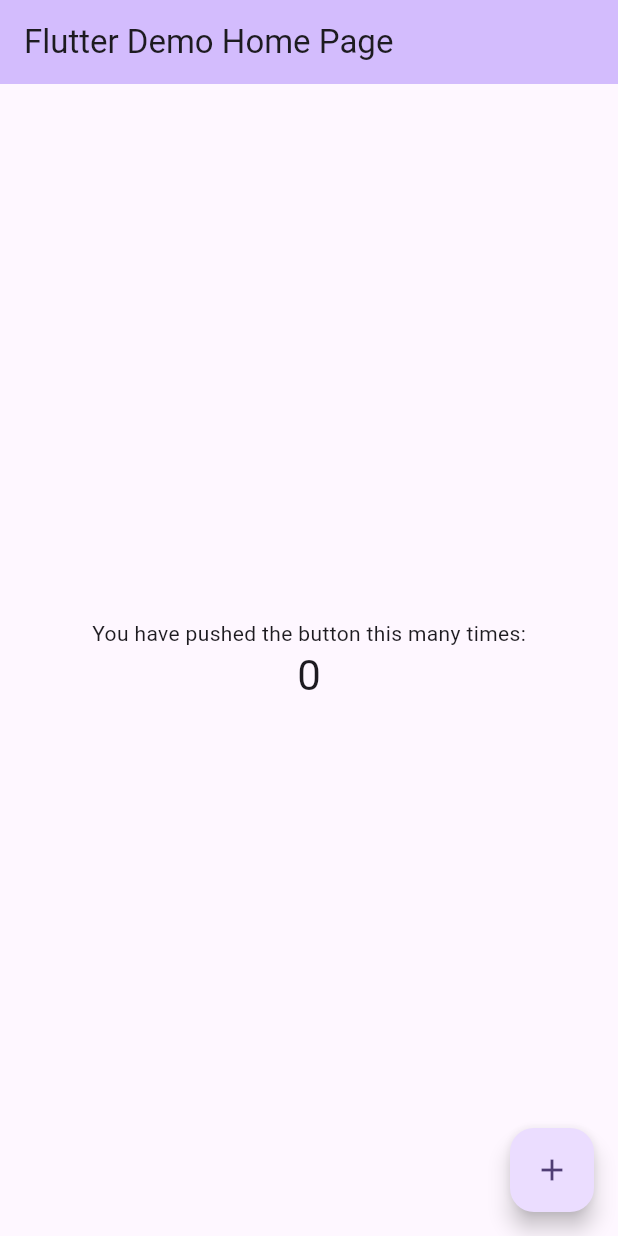
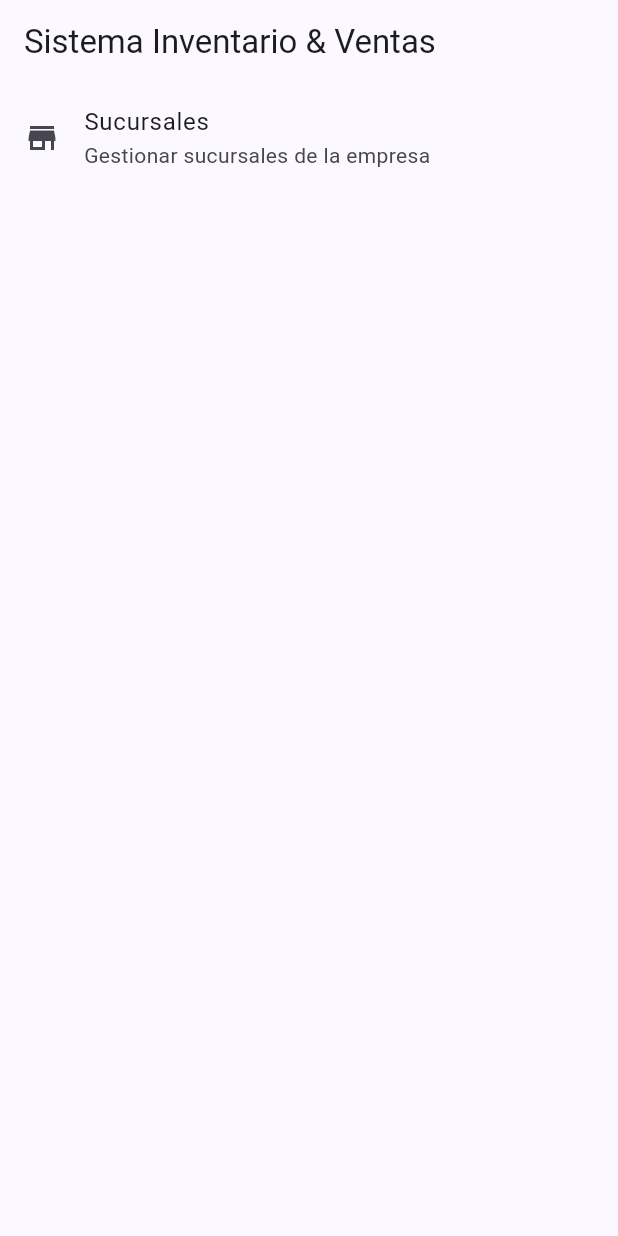
Before and after one commit to marpez4/inventario_ventas, a Flutter app: the screen it shows after launch, on a phone screen of 412 x 824 dp. Run offline on Flutter 3.47's test engine with Material 3 defaults, Android fonts, the phone set to English and light mode, and no system bars; our stand-ins replace sqflite; accounts and stored records are empty.

Commit message:
Modulo de sucursales terminado

```diff
--- /dev/null
+++ b/lib/core/ui/screens/home_screen.dart
@@ -0,0 +1,31 @@
+import 'package:flutter/material.dart';
+import 'sucursal_screen.dart';
+
+class HomeScreen extends StatelessWidget {
+  const HomeScreen({super.key});
+
+  @override
+  Widget build(BuildContext context) {
+    return Scaffold(
+      appBar: AppBar(
+        title: const Text('Sistema Inventario & Ventas'),
+      ),
+      body: ListView(
+        children: [
+          ListTile(
+            leading: const Icon(Icons.store),
+            title: const Text('Sucursales'),
+            subtitle: const Text('Gestionar sucursales de la empresa'),
+            onTap: () {
+              Navigator.push(
+                context,
+                MaterialPageRoute(builder: (_) => const SucursalScreen()),
+              );
+            },
+          ),
+          // Puedes agregar aquí más módulos (Clientes, Productos, Ventas, etc.)
+        ],
+      ),
+    );
+  }
+}
--- a/lib/main.dart
+++ b/lib/main.dart
@@ -1,125 +1,32 @@
 import 'package:flutter/material.dart';
+import 'package:inventario_ventas/core/providers/sucursal_provider.dart';
+import 'package:inventario_ventas/core/ui/screens/home_screen.dart';
+import 'package:provider/provider.dart';
 
 void main() {
-  runApp(const MyApp());
+  runApp(
+    MultiProvider(
+      providers:[
+        ChangeNotifierProvider(create: (_) => SucursalProvider()),
+      ],
+      child: const MyApp(),
+       )
+  );
 }
 
 class MyApp extends StatelessWidget {
   const MyApp({super.key});
 
-  // This widget is the root of your application.
   @override
-  Widget build(BuildContext context) {
+  Widget build(BuildContext context){
     return MaterialApp(
-      title: 'Flutter Demo',
+      title: 'Inventario y Ventas',
       theme: ThemeData(
-        // This is the theme of your application.
-        //
-        // TRY THIS: Try running your application with "flutter run". You'll see
-        // the application has a purple toolbar. Then, without quitting the app,
-        // try changing the seedColor in the colorScheme below to Colors.green
-        // and then invoke "hot reload" (save your changes or press the "hot
-        // reload" button in a Flutter-supported IDE, or press "r" if you used
-        // the command line to start the app).
-        //
-        // Notice that the counter didn't reset back to zero; the application
-        // state is not lost during the reload. To reset the state, use hot
-        // restart instead.
-        //
-        // This works for code too, not just values: Most code changes can be
-        // tested with just a hot reload.
-        colorScheme: ColorScheme.fromSeed(seedColor: Colors.deepPurple),
         useMaterial3: true,
+        colorSchemeSeed: Colors.indigo
       ),
-      home: const MyHomePage(title: 'Flutter Demo Home Page'),
+      home: const HomeScreen(),
     );
   }
+
 }
-
-class MyHomePage extends StatefulWidget {
-  const MyHomePage({super.key, required this.title});
-
-  // This widget is the home page of your application. It is stateful, meaning
-  // that it has a State object (defined below) that contains fields that affect
-  // how it looks.
-
-  // This class is the configuration for the state. It holds the values (in this
-  // case the title) provided by the parent (in this case the App widget) and
-  // used by the build method of the State. Fields in a Widget subclass are
-  // always marked "final".
-
-  final String title;
-
-  @override
-  State<MyHomePage> createState() => _MyHomePageState();
-}
-
-class _MyHomePageState extends State<MyHomePage> {
-  int _counter = 0;
-
-  void _incrementCounter() {
-    setState(() {
-      // This call to setState tells the Flutter framework that something has
-      // changed in this State, which causes it to rerun the build method below
-      // so that the display can reflect the updated values. If we changed
-      // _counter without calling setState(), then the build method would not be
-      // called again, and so nothing would appear to happen.
-      _counter++;
-    });
-  }
-
-  @override
-  Widget build(BuildContext context) {
-    // This method is rerun every time setState is called, for instance as done
-    // by the _incrementCounter method above.
-    //
-    // The Flutter framework has been optimized to make rerunning build methods
-    // fast, so that you can just rebuild anything that needs updating rather
-    // than having to individually change instances of widgets.
-    return Scaffold(
-      appBar: AppBar(
-        // TRY THIS: Try changing the color here to a specific color (to
-        // Colors.amber, perhaps?) and trigger a hot reload to see the AppBar
-        // change color while the other colors stay the same.
-        backgroundColor: Theme.of(context).colorScheme.inversePrimary,
-        // Here we take the value from the MyHomePage object that was created by
-        // the App.build method, and use it to set our appbar title.
-        title: Text(widget.title),
-      ),
-      body: Center(
-        // Center is a layout widget. It takes a single child and positions it
-        // in the middle of the parent.
-        child: Column(
-          // Column is also a layout widget. It takes a list of children and
-          // arranges them vertically. By default, it sizes itself to fit its
-          // children horizontally, and tries to be as tall as its parent.
-          //
-          // Column has various properties to control how it sizes itself and
-          // how it positions its children. Here we use mainAxisAlignment to
-          // center the children vertically; the main axis here is the vertical
-          // axis because Columns are vertical (the cross axis would be
-          // horizontal).
-          //
-          // TRY THIS: Invoke "debug painting" (choose the "Toggle Debug Paint"
-          // action in the IDE, or press "p" in the console), to see the
-          // wireframe for each widget.
-          mainAxisAlignment: MainAxisAlignment.center,
-          children: <Widget>[
-            const Text(
-              'You have pushed the button this many times:',
-            ),
-            Text(
-              '$_counter',
-              style: Theme.of(context).textTheme.headlineMedium,
-            ),
-          ],
-        ),
-      ),
-      floatingActionButton: FloatingActionButton(
-        onPressed: _incrementCounter,
-        tooltip: 'Increment',
-        child: const Icon(Icons.add),
-      ), // This trailing comma makes auto-formatting nicer for build methods.
-    );
-  }
-}
```
Also changed, not shown: lib/core/models/sucursal.dart (added, +29 -0 lines), lib/core/providers/sucursal_provider.dart (added, +38 -0 lines), lib/core/services/sucursal_service.dart (added, +33 -0 lines), lib/core/ui/screens/sucursal_screen.dart (added, +95 -0 lines), lib/core/ui/widgets/sucursal_form.dart (added, +84 -0 lines), 1 other file.
